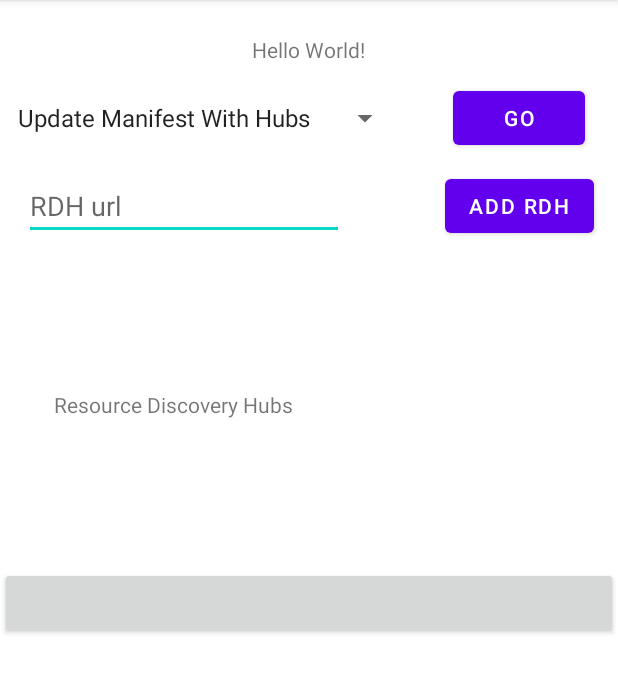
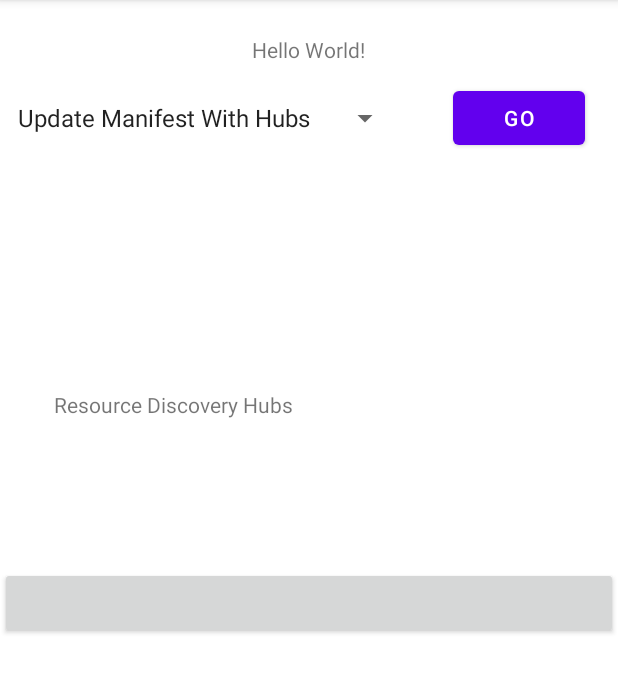
Before and after one commit to J2G8W/UbiFormSkeletonKey, an Android app: the screen it shows after launch (MainActivity), on a phone screen of 412 x 824 dp, the part 84-777 px from its top. Run offline under Robolectric (Android 15) with nearby library versions, the phone set to English and light mode, and no system bars; 5 statements that could not run were skipped.

Commit message:
Small improvement for looks of skeleton key

```diff
--- a/app/src/main/java/com/example/ubiformskeletonkey/MainActivity.kt
+++ b/app/src/main/java/com/example/ubiformskeletonkey/MainActivity.kt
@@ -4,6 +4,8 @@ import android.app.ActionBar
 import android.content.Intent
 import android.os.Bundle
 import android.view.View
+import android.view.View.INVISIBLE
+import android.view.View.VISIBLE
 import android.widget.*
 
 class MainActivity : GeneralConnectedActivity() {
@@ -14,6 +16,22 @@ class MainActivity : GeneralConnectedActivity() {
     override fun onCreate(savedInstanceState: Bundle?) {
         super.onCreate(savedInstanceState)
         setContentView(R.layout.activity_main)
+        val optionSpinner = findViewById<Spinner>(R.id.component_action_choice)
+        val textInput = findViewById<EditText>(R.id.input_rdh)
+        optionSpinner.onItemSelectedListener = object : AdapterView.OnItemSelectedListener{
+            override fun onItemSelected(parent: AdapterView<*>?, view: View?, position: Int, id: Long) {
+                when(position){
+                    6 -> textInput.visibility = VISIBLE
+                    else -> {
+                        textInput.visibility = INVISIBLE
+                    }
+                }
+            }
+
+            override fun onNothingSelected(parent: AdapterView<*>?) {
+                textInput.visibility = INVISIBLE
+            }
+        }
     }
 
     override fun onResume() {
@@ -43,19 +61,9 @@ class MainActivity : GeneralConnectedActivity() {
         }
     }
 
-    fun addRDH(view: View){
-        findViewById<TextView>(R.id.main_output).text = "Trying to add RDH"
-        val rdhText = findViewById<EditText>(R.id.input_rdh)
-        val url : String = rdhText.text.toString()
-        Thread {
-            if (mService.addRDH(url, this)) {
-                updateRDHList()
-            }
-        }.start()
-    }
-
     fun doComponentAction(view: View){
         findViewById<TextView>(R.id.main_output).text = "Completing action"
+        val textInput = findViewById<EditText>(R.id.input_rdh)
         Thread {
             val choice = findViewById<Spinner>(R.id.component_action_choice)
             when (choice.selectedItemId) {
@@ -65,6 +73,7 @@ class MainActivity : GeneralConnectedActivity() {
                 3L -> mService.openRDH(this)
                 4L -> updateMainOutput("Component address: " + mService.getComponentAddress())
                 5L -> updateMainOutput("Resource Discovery Hub Address: " + mService.getRdhAddress())
+                6L -> mService.addRDH(textInput.text.toString(), this)
                 else -> {
                     updateMainOutput("Not a valid action")
                 }
--- a/app/src/main/res/layout/activity_main.xml
+++ b/app/src/main/res/layout/activity_main.xml
@@ -58,18 +58,8 @@
         android:hint="@string/add_rdh_hint"
         android:inputType="textPersonName"
         app:layout_constraintStart_toStartOf="parent"
-        app:layout_constraintTop_toBottomOf="@+id/component_action_choice" />
-
-    <Button
-        android:id="@+id/add_rdh_button"
-        android:layout_width="wrap_content"
-        android:layout_height="wrap_content"
-        android:layout_marginEnd="16dp"
-        android:onClick="addRDH"
-        android:text="@string/add_rdh"
-        app:layout_constraintBottom_toBottomOf="@+id/input_rdh"
-        app:layout_constraintEnd_toEndOf="parent"
-        app:layout_constraintTop_toTopOf="@+id/input_rdh" />
+        app:layout_constraintTop_toBottomOf="@+id/component_action_choice"
+        tools:visibility="invisible" />
 
     <Spinner
         android:id="@+id/component_action_choice"
@@ -88,6 +78,7 @@
         android:layout_marginEnd="22dp"
         android:onClick="doComponentAction"
         android:text="@string/go"
+        android:visibility="visible"
         app:layout_constraintBottom_toBottomOf="@+id/component_action_choice"
         app:layout_constraintEnd_toEndOf="parent"
         app:layout_constraintTop_toTopOf="@+id/component_action_choice" />
--- a/app/src/main/res/values/strings.xml
+++ b/app/src/main/res/values/strings.xml
@@ -15,6 +15,7 @@
         <item>Open Resource Discovery Hub</item>
         <item>Get Background Address</item>
         <item>Get RDH address</item>
+        <item>Add Resource Discovery Hub</item>
     </string-array>
     <string-array name="rdh_action_options">
         <item>Request Close Resource Discovery Hub</item>
```
